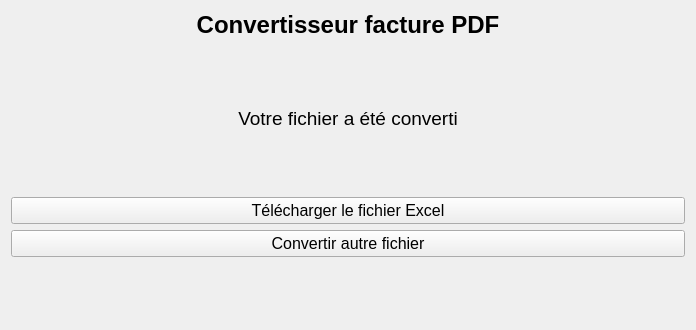
WallaceVBB/EpiData, file gui/ConvertisseurPDF_resultats.ui: the form before one commit.
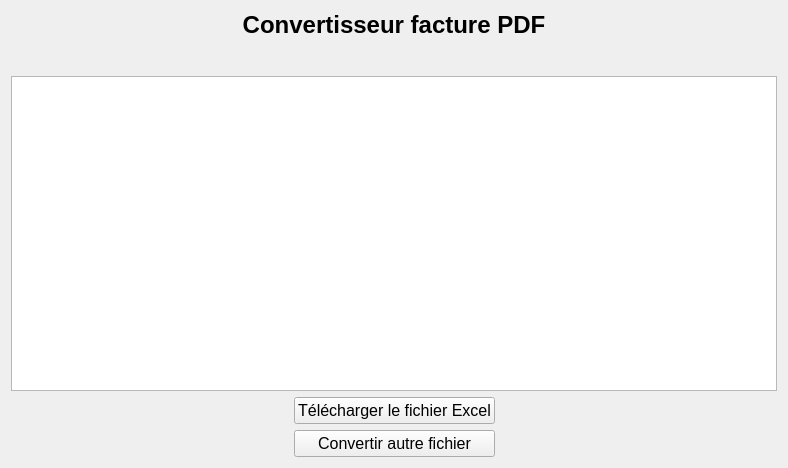
The form after the commit.

Commit message: Feat : ajoute tableau dans les résultats de l'extracteur pdf

Diff of the .ui file:
```diff
--- a/gui/ConvertisseurPDF_resultats.ui
+++ b/gui/ConvertisseurPDF_resultats.ui
@@ -6,8 +6,8 @@
    <rect>
     <x>0</x>
     <y>0</y>
-    <width>696</width>
-    <height>330</height>
+    <width>788</width>
+    <height>468</height>
    </rect>
   </property>
   <property name="sizePolicy">
@@ -28,69 +28,56 @@
    <item>
     <widget class="QLabel" name="label">
      <property name="text">
-      <string>&lt;html&gt;&lt;head/&gt;&lt;body&gt;&lt;p align=&quot;center&quot;&gt;&lt;span style=&quot; font-size:18pt; font-weight:700;&quot;&gt;Convertisseur facture PDF&lt;/span&gt;&lt;/p&gt;&lt;/body&gt;&lt;/html&gt;</string>
+      <string>&lt;html&gt;&lt;head/&gt;&lt;body&gt;&lt;p align=&quot;center&quot;&gt;&lt;span style=&quot; font-size:18pt; font-weight:700;&quot;&gt;Convertisseur facture PDF&lt;/span&gt;&lt;/p&gt;&lt;p align=&quot;center&quot;&gt;&lt;/p&gt;&lt;/body&gt;&lt;/html&gt;</string>
      </property>
     </widget>
    </item>
    <item>
-    <spacer name="verticalSpacer_3">
-     <property name="orientation">
-      <enum>Qt::Orientation::Vertical</enum>
-     </property>
-     <property name="sizeHint" stdset="0">
-      <size>
-       <width>20</width>
-       <height>40</height>
-      </size>
-     </property>
-    </spacer>
+    <widget class="QTableView" name="Tableau_Resultats"/>
    </item>
    <item>
-    <widget class="QLabel" name="label_2">
-     <property name="text">
-      <string>&lt;html&gt;&lt;head/&gt;&lt;body&gt;&lt;p align=&quot;center&quot;&gt;&lt;span style=&quot; font-size:14pt;&quot;&gt;Votre fichier a été converti&lt;/span&gt;&lt;/p&gt;&lt;/body&gt;&lt;/html&gt;</string>
-     </property>
-    </widget>
-   </item>
-   <item>
-    <spacer name="verticalSpacer">
-     <property name="orientation">
-      <enum>Qt::Orientation::Vertical</enum>
-     </property>
-     <property name="sizeHint" stdset="0">
-      <size>
-       <width>20</width>
-       <height>40</height>
-      </size>
-     </property>
-    </spacer>
-   </item>
-   <item>
-    <widget class="QPushButton" name="b_Telecharger_Facture_Excel">
-     <property name="text">
-      <string>Télécharger le fichier Excel</string>
-     </property>
-    </widget>
-   </item>
-   <item>
+    <layout class="QGridLayout" name="gridLayout">
+     <item row="1" column="1">
     <widget class="QPushButton" name="b_Convertir_Autre_Facture">
      <property name="text">
       <string>Convertir autre fichier</string>
      </property>
     </widget>
    </item>
-   <item>
-    <spacer name="verticalSpacer_2">
+     <item row="0" column="1">
+      <widget class="QPushButton" name="b_Telecharger_Facture_Excel">
+       <property name="text">
+        <string>Télécharger le fichier Excel</string>
+       </property>
+      </widget>
+     </item>
+     <item row="0" column="0">
+      <spacer name="horizontalSpacer">
      <property name="orientation">
-      <enum>Qt::Orientation::Vertical</enum>
+        <enum>Qt::Orientation::Horizontal</enum>
      </property>
      <property name="sizeHint" stdset="0">
       <size>
-       <width>20</width>
-       <height>40</height>
+         <width>40</width>
+         <height>20</height>
       </size>
      </property>
     </spacer>
+     </item>
+     <item row="0" column="2">
+      <spacer name="horizontalSpacer_2">
+       <property name="orientation">
+        <enum>Qt::Orientation::Horizontal</enum>
+       </property>
+       <property name="sizeHint" stdset="0">
+        <size>
+         <width>40</width>
+         <height>20</height>
+        </size>
+       </property>
+      </spacer>
+     </item>
+    </layout>
    </item>
   </layout>
  </widget>
```
Lines whose indentation alone changed are shown as unchanged. The commit also changes 1 other file.
